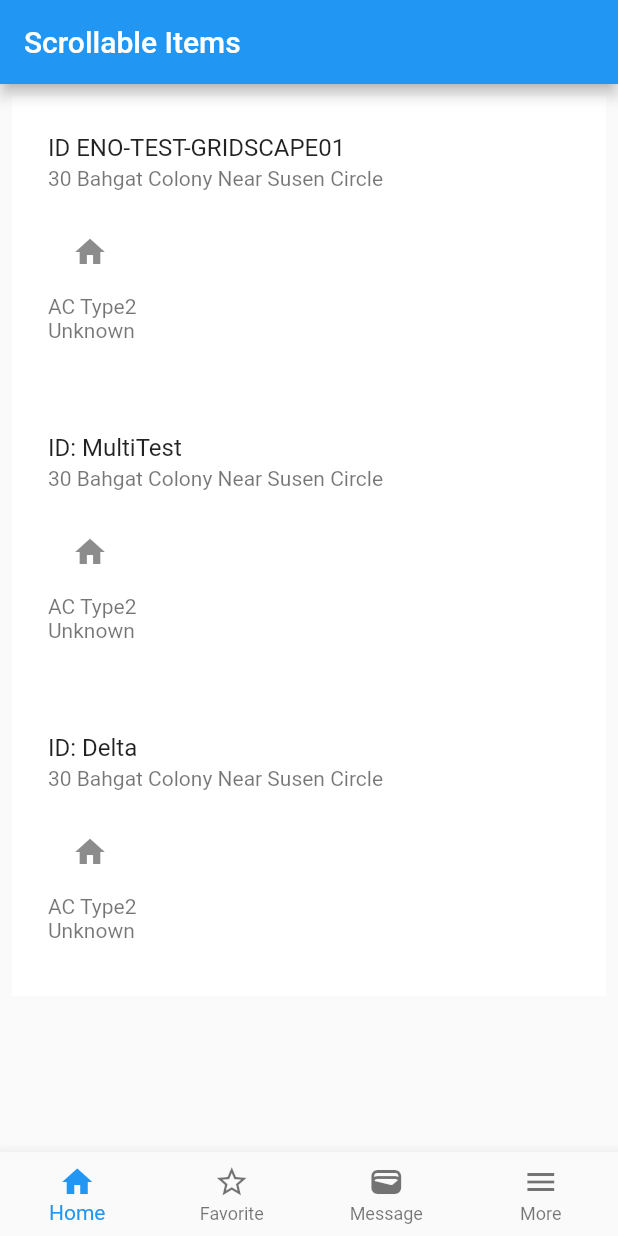
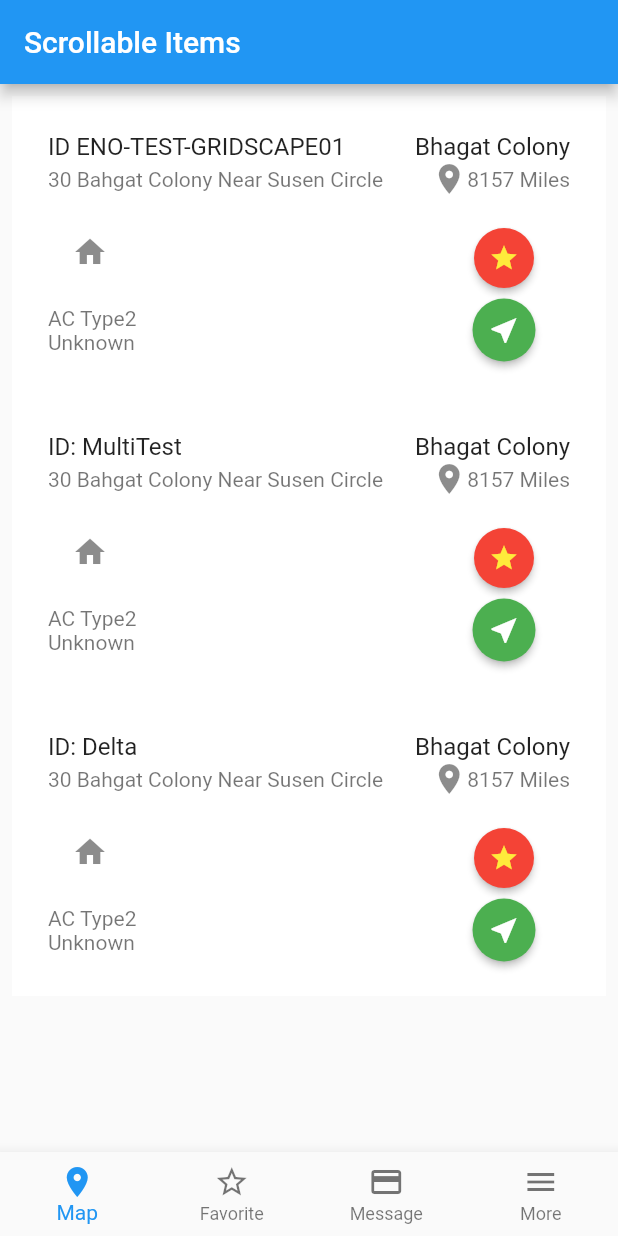
Before and after one commit to Kaushikj-14/Flutter_App1, a Flutter app: the screen it shows after launch, on a phone screen of 412 x 824 dp. Run offline on Flutter 3.47's test engine with Material 2 defaults, Android fonts, the light colour scheme and no system bars.

Commit message:
Initial Commit

```diff
--- a/lib/main.dart
+++ b/lib/main.dart
@@ -26,6 +26,7 @@ class ScrollableItems extends StatelessWidget {
   final List<String> entries = <String>['ID ENO-TEST-GRIDSCAPE01', 'ID: MultiTest', 'ID: Delta'];
   final List<int> colorCodes = <int>[600, 500, 100];
   final List<String> subtitle = ['30 Bahgat Colony Near Susen Circle'];
+
   @override
   Widget build(BuildContext context) {
 
@@ -56,13 +57,36 @@ class ScrollableItems extends StatelessWidget {
 
 
                       ListTile(
-                        title:Text('${entries[index]}'),
-                        subtitle: Text(subtitle[0]),
+                        title:Row(
+                            mainAxisAlignment: MainAxisAlignment.spaceBetween,
+                            children: [
+                              Column(
+                                children: [Text('${entries[index]}')],
+                              ),
+                              Column(
+
+                                children: [Text('Bhagat Colony',)],
+                              )
+                            ]),
+
+                        subtitle: Row(
+                            mainAxisAlignment: MainAxisAlignment.spaceBetween,
+                            children:[
+                              Column(
+                                children: [Text(subtitle[0])],
+                              ),
+                              Row(children: [
+                                Icon(Icons.location_on),
+                                Text('8157 Miles')
+                              ],)
+                            ] ),
 
                       ),
 
                       ListTile(
                           title:Row(
+                              mainAxisAlignment: MainAxisAlignment.spaceBetween,
+
                               children: [
                                 IconButton(
                                   icon: Icon(Icons.home),
@@ -71,11 +95,52 @@ class ScrollableItems extends StatelessWidget {
                                     print("Icon Button clicked");
                                   },
                                 ),
-
+                                Column(
+                                  children: [
+                                    // IconButton(onPressed: (){}, icon: Icon(Icons.star_border))
+                                    MaterialButton(
+                                      shape: const CircleBorder(),
+                                      color: Colors.red,
+                                      padding: const EdgeInsets.all(10),
+                                      onPressed: () {},
+                                      child: const Icon(
+                                        Icons.star,
+                                        size: 20,
+                                        color: Colors.yellow,
+                                      ),
+                                    ),
+                                  ],
+                                )
                               ]
                           ),
-                            subtitle: Column(children: [Text('AC Type2'),Text('Unknown'),],crossAxisAlignment: CrossAxisAlignment.start,),
 
+                          // subtitle: Column(children: [Text('AC Type2'),Text('Unknown'),],crossAxisAlignment: CrossAxisAlignment.start,),
+                          subtitle: Row(
+                            mainAxisAlignment: MainAxisAlignment.spaceBetween,
+                            children: [
+                              Column(
+                                crossAxisAlignment: CrossAxisAlignment.start,
+                                children: [Text('AC Type2'),Text('Unknown'),],
+                              ),
+
+                              Column(
+                                children: [
+                                  MaterialButton(
+                                    shape: const CircleBorder(),
+                                    color: Colors.green,
+                                    padding: const EdgeInsets.all(10),
+                                    onPressed: () {},
+                                    child: const Icon(
+                                      Icons.near_me_sharp,
+                                      size: 22,
+                                      color: Colors.white,
+                                    ),
+                                  ),
+                                ],
+
+                              )
+                            ],
+                          ),
                       ) ,
 
 
@@ -102,9 +167,9 @@ class ScrollableItems extends StatelessWidget {
     // onTap: _navigateBottomBar,
     type: BottomNavigationBarType.fixed,
     items: [
-      BottomNavigationBarItem(icon: Icon(Icons.home) ,label: 'Home'),
+      BottomNavigationBarItem(icon: Icon(Icons.location_on) ,label: 'Map'),
       BottomNavigationBarItem(icon: Icon(Icons.star_border),label: 'Favorite'),
-      BottomNavigationBarItem(icon: Icon(Icons.wallet),label: 'Message'),
+      BottomNavigationBarItem(icon: Icon(Icons.payment),label: 'Message'),
       BottomNavigationBarItem(icon: Icon(Icons.menu), label: 'More'),
 
     ],),
@@ -112,3 +177,113 @@ class ScrollableItems extends StatelessWidget {
     );
   }
 }
+
+
+//
+// bottomNavigationBar: BottomNavigationBar(
+// currentIndex: _selectedIndex,
+// // onTap: _navigateBottomBar,
+// type: BottomNavigationBarType.fixed,
+// items: [
+// BottomNavigationBarItem(icon: Icon(Icons.home) ,label: 'Home'),
+// BottomNavigationBarItem(icon: Icon(Icons.star_border),label: 'Favorite'),
+// BottomNavigationBarItem(icon: Icon(Icons.wallet),label: 'Message'),
+// BottomNavigationBarItem(icon: Icon(Icons.menu), label: 'More'),
+//
+//
+// ],),
+//
+// body: Center(
+// child:Table(
+// border: TableBorder.all(),
+// defaultColumnWidth: const FixedColumnWidth(10.0),
+// children: <TableRow>[
+// _tablerow,
+// ],
+// ),
+// ),
+
+
+//body
+//
+// body: ListView.builder(
+// itemCount: items.length,
+// itemBuilder: (context, index) {
+// return ListTile(
+// // leading: Text('ID:ENO_TEST-GRIDSCAPE01'),
+// title: Text('ID:ENO_TEST-GRIDSCAPE01'),
+// // title: Text(items[index]['title']),
+// subtitle: Text('30 Bhagat Colony Near Susen Circle'),
+// trailing: Column(
+//
+// children: [
+// Text('Bhagat Colony'),
+// Icon(Icons.location_city),
+// Text('miles'),
+// Icon(Icons.favorite),
+// Icon(Icons.location_city),
+// ],
+// ),
+//
+//
+// onTap: () {
+// // Handle item tap
+// },
+//
+//
+// );
+//
+//
+// },
+// ),
+
+// TableRow _tablerow = const TableRow(
+//   children: [
+//     Padding(
+//         padding:EdgeInsets.all(10.0),
+//         child: Text('content 1'),
+//     ),
+//
+//     Padding(
+//       padding:EdgeInsets.all(10.0),
+//       child: Text('content 2'),
+//     ),
+
+//
+// SingleChildScrollView(
+// reverse: true,
+// padding: EdgeInsets.all(32),
+// child: Container(
+//
+// child: Row(
+// children: [
+//
+// ListTile(
+//
+// // scrollDirection: Axis.horizontal,
+// // itemCount: products.length,
+// // itemBuilder: (BuildContext ctxt, int index) {
+// //   return new Text(products[index]);
+// title: Text(products[0]),
+// subtitle: Text("Ganga"),
+// trailing: Column(
+// children:[
+// Text('Bhagat Colony'),
+// Icon(Icons.location_city) ,
+// Text('miles'),
+// Icon(Icons.favorite)
+// ],
+//
+// ),
+// ),
+// //},
+//
+//
+// //),
+// ],
+// ),
+// ),
+// ),
+//
+//   ]
+// );
```
